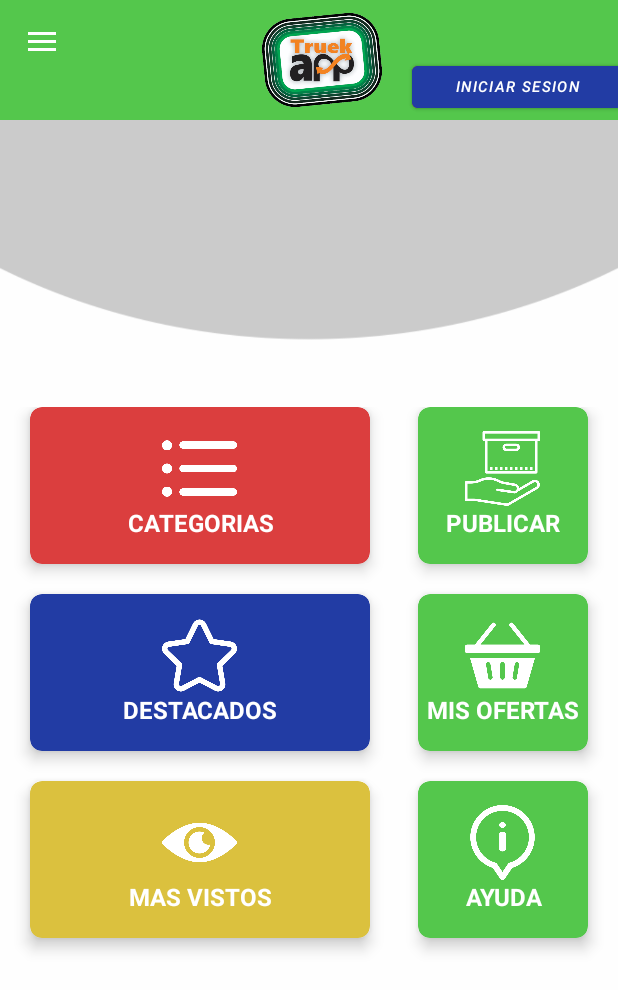
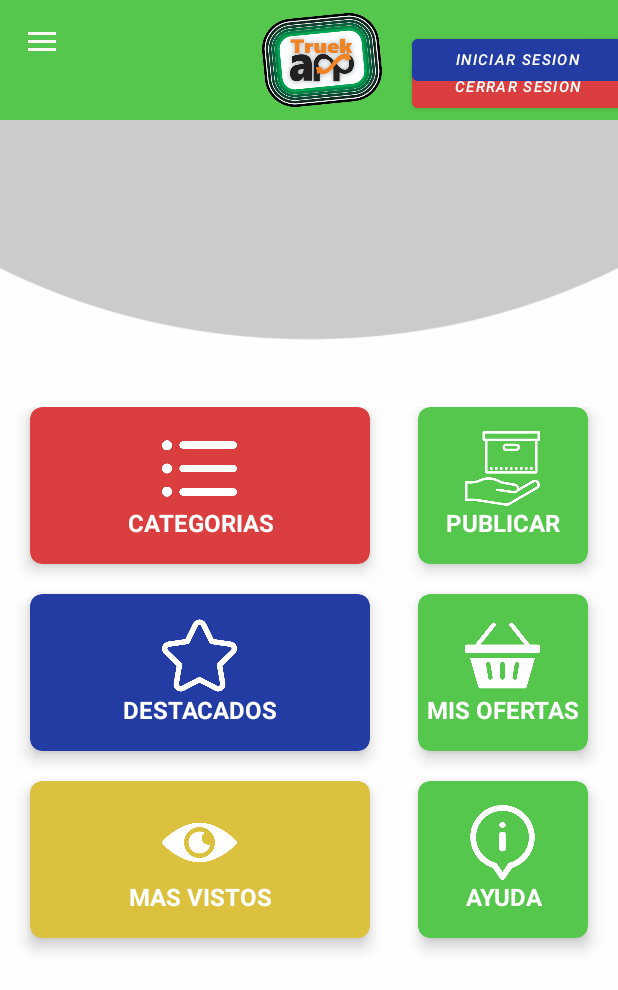
Before and after one commit to CabezasFive/Truekapp, an Android app: the screen it shows after launch (MainActivity), on a phone screen of 412 x 824 dp. Shown: the top 990 px of the screen. Run offline under Robolectric (Android 15) with nearby library versions, the phone set to English and light mode, and no system bars; our stand-ins replace Firebase (no records; nobody signed in at launch, a user with empty details on screens opened directly).

Commit message:
Boton de login en el toolbar un poco mas arriba

```diff
--- a/app/src/main/res/layout/toolbar.xml
+++ b/app/src/main/res/layout/toolbar.xml
@@ -63,12 +63,12 @@
             android:layout_height="40dp"
             android:layout_marginStart="20dp"
             android:layout_marginLeft="20dp"
-            android:layout_marginTop="12dp"
-            android:textSize="10sp"
             android:backgroundTint="@color/azul"
             android:text="Iniciar Sesion"
+            android:textSize="10sp"
+            app:layout_constraintBottom_toBottomOf="parent"
             app:layout_constraintStart_toEndOf="@+id/logoToolbar"
-            app:layout_constraintTop_toBottomOf="@+id/tv_NombreUsuarioToolbar" />
+            app:layout_constraintTop_toTopOf="parent" />
 
     </androidx.constraintlayout.widget.ConstraintLayout>
 
```
